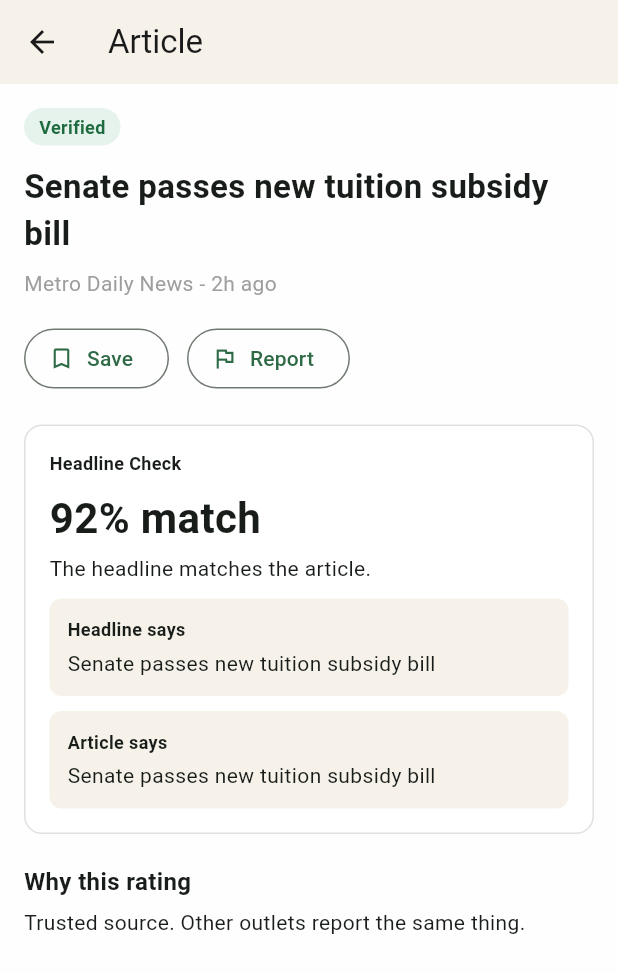
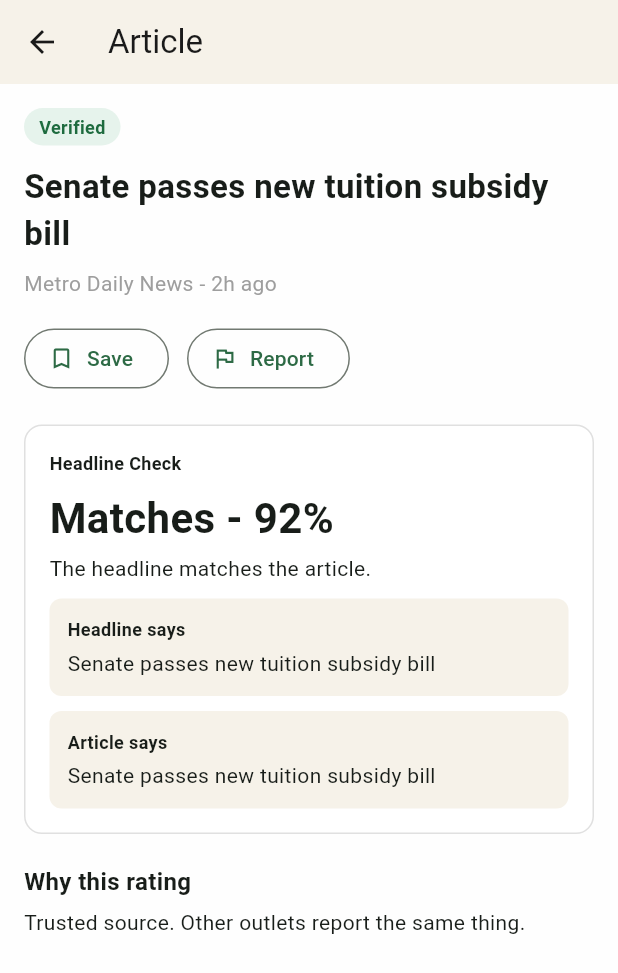
Before and after one commit to heizelannmanlangit-cloud/True-Feed-, a Flutter app: the screen it shows once a user with an empty profile is signed in, after a tap on "Verified", on a phone screen of 412 x 824 dp. Shown: the top 973 px of the screen. Run offline on Flutter 3.47's test engine with Material 3 defaults, Android fonts, the phone set to English and light mode, and no system bars; our stand-ins replace firebase_auth, firebase_core, shared_preferences; accounts and stored records are empty.

Commit message:
Add headline checker and update article feed UI

```diff
--- a/lib/models/article.dart
+++ b/lib/models/article.dart
@@ -9,6 +9,7 @@ class Article {
   final String topic;
   final Credibility credibility;
   final int matchPercent; // how closely the headline matches the article
+  final String match; // Gemini answer: "yes", "partial", "no", "error" ('' for old stories)
   final String articleSays; // what the article actually says
   final String whyRating; // short reason for the label
   final String url; // link to the real article ('' for sample stories)
@@ -21,10 +22,38 @@ class Article {
     required this.topic,
     required this.credibility,
     required this.matchPercent,
+    this.match = '',
     required this.articleSays,
     required this.whyRating,
     this.url = '',
   });
+
+  // Short text for the headline check, e.g. "Matches"
+  String get matchLabel {
+    var answer = match;
+    // Older stories have no answer saved, so use the percent instead
+    if (answer.isEmpty) {
+      if (matchPercent >= 75) {
+        answer = 'yes';
+      } else if (matchPercent >= 50) {
+        answer = 'partial';
+      } else {
+        answer = 'no';
+      }
+    }
+    if (answer == 'yes') return 'Matches';
+    if (answer == 'partial') return 'Partly matches';
+    if (answer == 'no') return "Doesn't match";
+    return "Couldn't check";
+  }
+
+  // The label with the percent, e.g. "Matches - 92%"
+  String get matchWithPercent {
+    if (match == 'error') {
+      return matchLabel; // no percent when the check failed
+    }
+    return '$matchLabel - $matchPercent%';
+  }
 
   // Two stories are the same story if they have the same id
   @override
@@ -43,6 +72,7 @@ class Article {
       topic: topic,
       credibility: Credibility.unverified,
       matchPercent: matchPercent,
+      match: match,
       articleSays: articleSays,
       whyRating: 'A reviewer marked this story Unverified after reports. '
           '$whyRating',
@@ -60,6 +90,7 @@ class Article {
       'topic': topic,
       'credibility': credibility.name,
       'matchPercent': matchPercent,
+      'match': match,
       'articleSays': articleSays,
       'whyRating': whyRating,
       'url': url,
@@ -76,6 +107,7 @@ class Article {
       topic: json['topic'] as String,
       credibility: Credibility.values.byName(json['credibility'] as String),
       matchPercent: json['matchPercent'] as int,
+      match: (json['match'] as String?) ?? '',
       articleSays: json['articleSays'] as String,
       whyRating: json['whyRating'] as String,
       url: (json['url'] as String?) ?? '',
--- a/lib/viewmodels/feed_view_model.dart
+++ b/lib/viewmodels/feed_view_model.dart
@@ -147,8 +147,12 @@ class FeedViewModel extends ChangeNotifier {
 
     try {
       final article = await _service.checkUrl(url);
-      _checked.insert(0, article);
-      await _saveToPhone();
+      // Only keep real answers (yes / partial / no).
+      // An "error" result is shown once but never added to the feed or saved.
+      if (article.match != 'error') {
+        _checked.insert(0, article);
+        await _saveToPhone();
+      }
       return article;
     } on CheckException catch (e) {
       _errorMessage = e.message;
@@ -177,9 +181,16 @@ class FeedViewModel extends ChangeNotifier {
       }
 
       final items = prefs.getStringList('checkedArticles') ?? [];
+      var foundError = false;
       for (final item in items) {
         final map = jsonDecode(item) as Map<String, dynamic>;
-        _checked.add(Article.fromJson(map));
+        final article = Article.fromJson(map);
+        // Skip old "Couldn't check" results that were saved before
+        if (article.match == 'error') {
+          foundError = true;
+        } else {
+          _checked.add(article);
+        }
       }
 
       final unverified = prefs.getStringList('unverifiedIds') ?? [];
@@ -197,6 +208,11 @@ class FeedViewModel extends ChangeNotifier {
       }
 
       notifyListeners();
+
+      // Save again without the error results so they are gone for good
+      if (foundError) {
+        await _saveToPhone();
+      }
     } catch (e) {
     }
   }
--- a/lib/views/article_screen.dart
+++ b/lib/views/article_screen.dart
@@ -5,7 +5,7 @@ import '../viewmodels/feed_view_model.dart';
 import '../widgets/credibility_chip.dart';
 import 'report_screen.dart';
 
-class ArticleScreen extends StatelessWidget {
+class ArticleScreen extends StatefulWidget {
   final Article article;
   final FeedViewModel viewModel;
 
@@ -14,6 +14,39 @@ class ArticleScreen extends StatelessWidget {
     required this.article,
     required this.viewModel,
   });
+
+  @override
+  State<ArticleScreen> createState() => _ArticleScreenState();
+}
+
+class _ArticleScreenState extends State<ArticleScreen> {
+  // The story shown on this screen. Retry can replace it with a new result.
+  late Article article = widget.article;
+  bool retrying = false;
+
+  FeedViewModel get viewModel => widget.viewModel;
+
+  // Runs the headline check again for the same link
+  Future<void> retry() async {
+    setState(() => retrying = true);
+
+    final newArticle = await viewModel.checkLink(article.url);
+    if (!mounted) return;
+
+    setState(() {
+      retrying = false;
+      if (newArticle != null) {
+        article = newArticle;
+      }
+    });
+
+    // The page itself could not be read (for example no internet)
+    if (newArticle == null && viewModel.errorMessage != null) {
+      ScaffoldMessenger.of(context).showSnackBar(
+        SnackBar(content: Text(viewModel.errorMessage!)),
+      );
+    }
+  }
 
   Widget _compareBox(String label, String text) {
     return Container(
@@ -39,13 +72,17 @@ class ArticleScreen extends StatelessWidget {
   }
 
   String _verdict() {
-    if (article.matchPercent >= 75) {
+    final label = article.matchLabel;
+    if (label == 'Matches') {
       return 'The headline matches the article.';
     }
-    if (article.matchPercent >= 50) {
+    if (label == 'Partly matches') {
       return 'The headline only partly matches the article.';
     }
-    return 'This headline may be misleading.';
+    if (label == "Doesn't match") {
+      return 'This headline may be misleading.';
+    }
+    return 'The headline could not be checked. The reason is shown under "Why this rating".';
   }
 
   @override
@@ -85,6 +122,8 @@ class ArticleScreen extends StatelessWidget {
 
           const SizedBox(height: 16),
 
+          // An error result is never saved, so hide Save and Report for it
+          if (article.match != 'error')
           Row(
             children: [
               ListenableBuilder(
@@ -139,7 +178,7 @@ class ArticleScreen extends StatelessWidget {
                   const SizedBox(height: 8),
 
                   Text(
-                    '${article.matchPercent}% match',
+                    article.matchWithPercent,
                     style: const TextStyle(
                       fontSize: 28,
                       fontWeight: FontWeight.bold,
@@ -149,6 +188,22 @@ class ArticleScreen extends StatelessWidget {
                   const SizedBox(height: 4),
 
                   Text(_verdict()),
+
+                  // Retry button, only when the check failed
+                  if (article.match == 'error' && article.url.isNotEmpty) ...[
+                    const SizedBox(height: 12),
+                    FilledButton.icon(
+                      onPressed: retrying ? null : retry,
+                      icon: retrying
+                          ? const SizedBox(
+                              width: 16,
+                              height: 16,
+                              child: CircularProgressIndicator(strokeWidth: 2),
+                            )
+                          : const Icon(Icons.refresh),
+                      label: Text(retrying ? 'Checking...' : 'Retry'),
+                    ),
+                  ],
                   _compareBox('Headline says', article.title),
                   _compareBox('Article says', article.articleSays),
                 ],
--- a/lib/widgets/article_card.dart
+++ b/lib/widgets/article_card.dart
@@ -24,7 +24,7 @@ class ArticleCard extends StatelessWidget {
                     mainAxisAlignment: MainAxisAlignment.spaceBetween,
                     children: [
                       CredibilityChip(credibility: article.credibility),
-                      Text('${article.matchPercent}% match'),
+                      Text(article.matchWithPercent),
                     ],
                   ),
 
```
Also changed, not shown: lib/services/article_service.dart (+18 -161 lines), lib/services/headline_checker.dart (added, +252 -0 lines), 2 other files.
